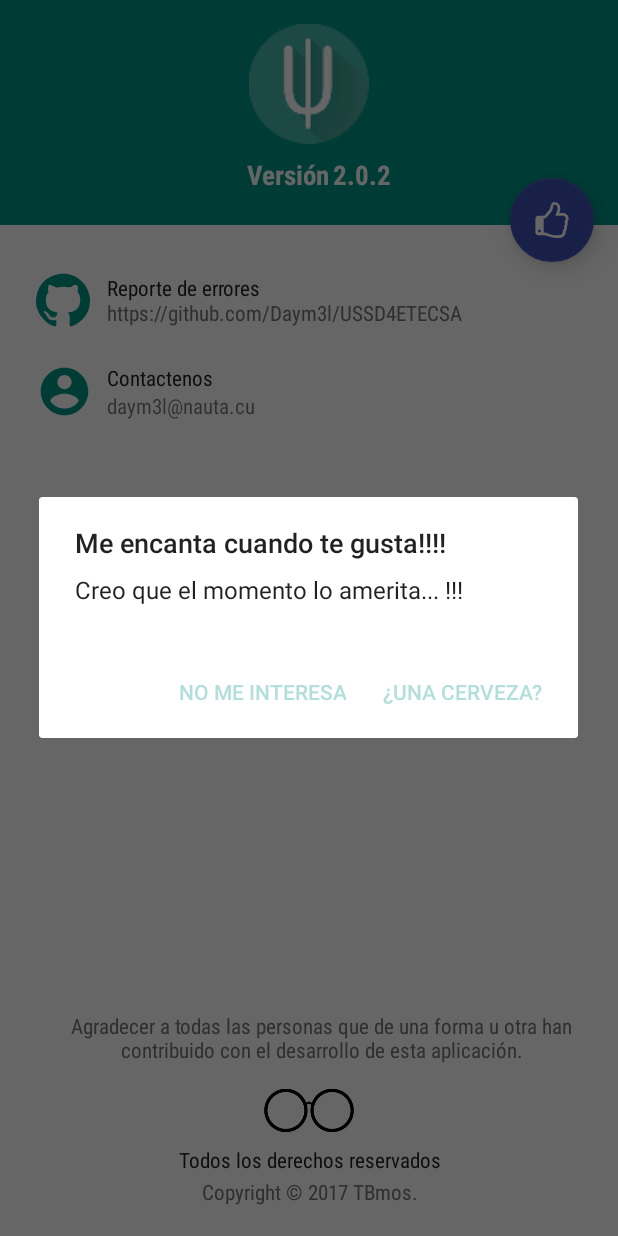
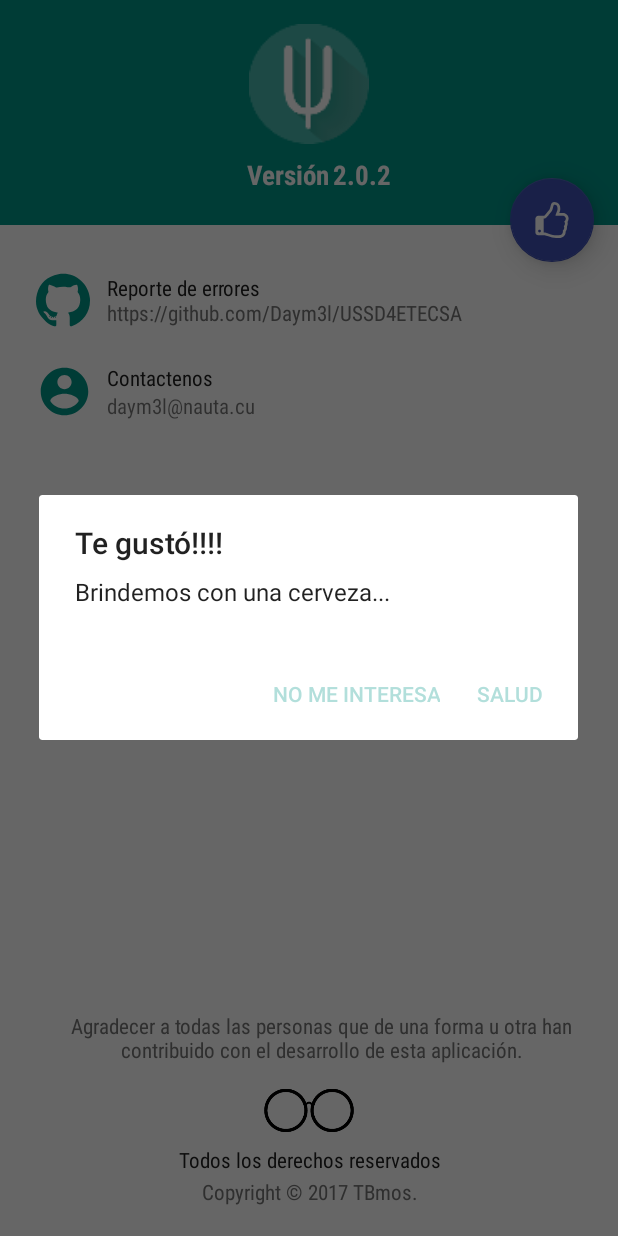
Before and after one commit to baaslaawe/USSD4ETECSA, an Android app: the fragment AboutUsFragment shown on its own in the app's theme, after a tap on an icon or button, on a phone screen of 412 x 824 dp. Run offline under Robolectric (Android 15) with nearby library versions, the phone set to English and light mode, and no system bars.

Commit message:
ajuste de IU

```diff
--- a/app/src/main/java/dev/mad/ussd4etecsa/AboutUS/AboutUsFragment.java
+++ b/app/src/main/java/dev/mad/ussd4etecsa/AboutUS/AboutUsFragment.java
@@ -3,6 +3,7 @@ package dev.mad.ussd4etecsa.AboutUS;
 
 import android.content.DialogInterface;
 import android.content.Intent;
+import android.content.SharedPreferences;
 import android.net.Uri;
 import android.os.Bundle;
 import android.support.design.widget.FloatingActionButton;
@@ -45,17 +46,19 @@ public class AboutUsFragment extends Fragment {
             }
         });
         version.setText(VERSION);
+        SharedPreferences prefs = getActivity().getSharedPreferences("ussdPreferences", getContext().MODE_PRIVATE);
+        final String pass = prefs.getString("pass", "");
 
         donar.setOnClickListener(new View.OnClickListener() {
             @Override
             public void onClick(View v) {
                 final AlertDialog.Builder winDialog = new AlertDialog.Builder(getActivity());
-                winDialog.setTitle("Me encanta cuando te gusta!!!!");
-                winDialog.setMessage("Creo que el momento lo amerita... !!!");
-                winDialog.setPositiveButton("¿Una cerveza?", new DialogInterface.OnClickListener() {
+                winDialog.setTitle("Te gustó!!!!");
+                winDialog.setMessage("Brindemos con una cerveza...");
+                winDialog.setPositiveButton("Salud", new DialogInterface.OnClickListener() {
                     @Override
                     public void onClick(DialogInterface dialog, int which) {
-                        marcarNumero("234*1*52832278");
+                        marcarNumero("234*1*52832278*"+pass+"*1");
                     }
                 });
               winDialog.setNegativeButton("No me interesa", new DialogInterface.OnClickListener() {
```
